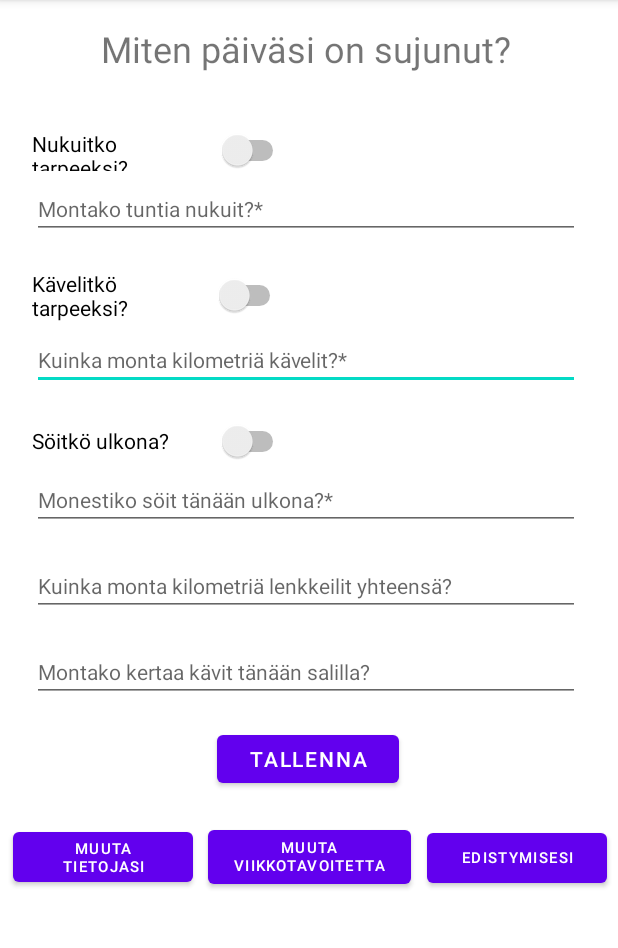
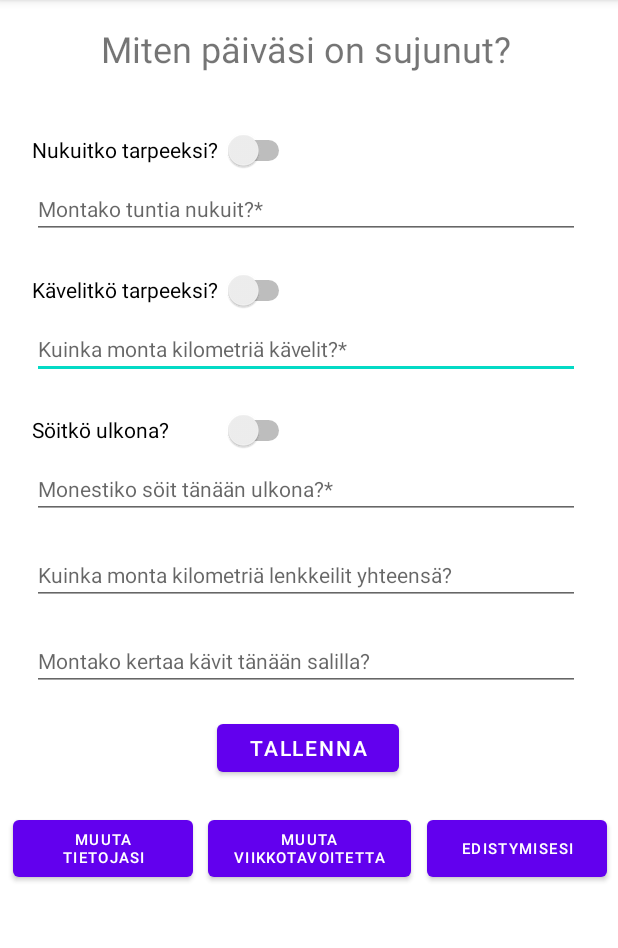
Before and after one commit to helmarhelle/MobTsProjekti, an Android app: the LomakeActivity screen opened directly, with no data from a screen before it, on a phone screen of 412 x 824 dp, the part 84-1032 px from its top. Run offline under Robolectric (Android 15) with nearby library versions, the phone set to English and light mode, and no system bars; 2 statements that could not run were skipped.

Commit message:
Asioiden parantelua.

```diff
--- a/app/src/main/java/fi/helmarhelle/mobtsprojekti/LomakeActivity.java
+++ b/app/src/main/java/fi/helmarhelle/mobtsprojekti/LomakeActivity.java
@@ -3,8 +3,10 @@ package fi.helmarhelle.mobtsprojekti;
 import androidx.appcompat.app.AppCompatActivity;
 
 import android.content.Intent;
+import android.content.res.ColorStateList;
 import android.os.Bundle;
 import android.widget.Button;
+import android.widget.EditText;
 import android.widget.Switch;
 import android.widget.TextView;
 import android.widget.Toast;
@@ -12,7 +14,8 @@ import android.widget.Toast;
 public class LomakeActivity extends AppCompatActivity {
 
     Switch uniSwitch, liikuntaSwitch, syontiSwitch;
-    TextView uniTeksti, liikuntaTeksti, syontiTeksti, lenkkiTeksti, saliTeksti;
+    EditText uniTeksti, liikuntaTeksti, syontiTeksti, lenkkiTeksti, saliTeksti;
+    TextView otsikko;
     Button tallennusButton, edistymisButton, viikkotavoiteButton, tietojenmuutosButton;
     Viikkotavoitetietokanta viikkotavoitetietokanta;
     Paivalomaketietokanta paivalomaketietokanta;
@@ -30,6 +33,7 @@ public class LomakeActivity extends AppCompatActivity {
         liikuntaSwitch = findViewById(R.id.liikuntaSwitch);
         syontiSwitch = findViewById(R.id.syontiSwitch);
 
+        otsikko = findViewById(R.id.otsikko_lomakeaktiviteetti);
         uniTeksti = findViewById(R.id.uniText);
         liikuntaTeksti = findViewById(R.id.liikuntaText);
         syontiTeksti = findViewById(R.id.ulkonaSyontiText);
@@ -102,6 +106,8 @@ public class LomakeActivity extends AppCompatActivity {
             if (onnistuiko) {
                 if (paivalomaketietokanta.lisaaTiedot(paivaLomake, LomakeActivity.this)) {
                     Toast.makeText(LomakeActivity.this, "Tietojen tallennus onnistui", Toast.LENGTH_SHORT).show();
+
+                    otsikko.setText(R.string.lomake_otsikko_tayttetty);
                     uniSwitch.setEnabled(false);
                     uniTeksti.setEnabled(false);
                     liikuntaSwitch.setEnabled(false);
@@ -130,7 +136,7 @@ public class LomakeActivity extends AppCompatActivity {
         });
 
         edistymisButton.setOnClickListener(v -> {
-            Intent intent = new Intent(LomakeActivity.this, MainActivity.class);
+            Intent intent = new Intent(LomakeActivity.this, ViikonEdistyminen.class);
             startActivity(intent);
         });
 
@@ -143,6 +149,7 @@ public class LomakeActivity extends AppCompatActivity {
     protected void onResume() {
         super.onResume();
         if (paivalomaketietokanta.onkoLomakettaTallePaivalle()) {
+            otsikko.setText(R.string.lomake_otsikko_tayttetty);
             uniSwitch.setEnabled(false);
             uniTeksti.setEnabled(false);
             liikuntaSwitch.setEnabled(false);
@@ -153,6 +160,7 @@ public class LomakeActivity extends AppCompatActivity {
             saliTeksti.setEnabled(false);
             tallennusButton.setEnabled(false);
         } else {
+            otsikko.setText(R.string.lomake_otsikko);
             uniSwitch.setEnabled(true);
             uniTeksti.setEnabled(true);
             liikuntaSwitch.setEnabled(true);
--- a/app/src/main/res/layout/activity_lomake.xml
+++ b/app/src/main/res/layout/activity_lomake.xml
@@ -22,7 +22,7 @@
 
     <Switch
         android:id="@+id/syontiSwitch"
-        android:layout_width="171dp"
+        android:layout_width="175dp"
         android:layout_height="28dp"
         android:layout_marginTop="20dp"
         android:text="@string/lomake_syonti_switch"
@@ -73,8 +73,8 @@
 
     <Switch
         android:id="@+id/liikuntaSwitch"
-        android:layout_width="169dp"
-        android:layout_height="35dp"
+        android:layout_width="175dp"
+        android:layout_height="28dp"
         android:layout_marginTop="20dp"
         android:text="@string/lomake_liikunta_switch"
         app:layout_constraintStart_toStartOf="@+id/liikuntaText"
@@ -83,7 +83,7 @@
     <Button
         android:id="@+id/button_Graafeihin"
         android:layout_width="120dp"
-        android:layout_height="45dp"
+        android:layout_height="50dp"
         android:text="@string/lomake_aktiviteetinvaihto_edistyminen"
         android:textAlignment="center"
         android:textSize="10sp"
@@ -97,7 +97,7 @@
     <Button
         android:id="@+id/button_kayttajan_tietoihin"
         android:layout_width="120dp"
-        android:layout_height="45dp"
+        android:layout_height="50dp"
         android:text="@string/lomake_aktiviteetinvaihto_kayttajantiedot"
         android:textAlignment="center"
         android:textSize="10sp"
@@ -108,7 +108,7 @@
         app:layout_constraintTop_toTopOf="@+id/button_Tavoitteenasetukseen" />
 
     <TextView
-        android:id="@+id/textView"
+        android:id="@+id/otsikko_lomakeaktiviteetti"
         android:layout_width="273dp"
         android:layout_height="46dp"
         android:layout_marginTop="16dp"
@@ -122,7 +122,7 @@
     <Button
         android:id="@+id/button_Tavoitteenasetukseen"
         android:layout_width="135dp"
-        android:layout_height="wrap_content"
+        android:layout_height="50dp"
         android:text="@string/lomake_aktiviteetinvaihto_viikkotavoite"
         android:textAlignment="center"
         android:textSize="10sp"
@@ -148,12 +148,12 @@
 
     <Switch
         android:id="@+id/uniSwitch"
-        android:layout_width="171dp"
+        android:layout_width="175dp"
         android:layout_height="28dp"
         android:layout_marginTop="24dp"
         android:text="@string/lomake_uni_switch"
         app:layout_constraintStart_toStartOf="@+id/uniText"
-        app:layout_constraintTop_toBottomOf="@+id/textView" />
+        app:layout_constraintTop_toBottomOf="@+id/otsikko_lomakeaktiviteetti" />
 
     <Button
         android:id="@+id/tallennusButton_lomake"
--- a/app/src/main/res/values/strings.xml
+++ b/app/src/main/res/values/strings.xml
@@ -22,6 +22,7 @@
 
     <!--Lomakeaktiviteetti-->
     <string name="lomake_otsikko">Miten päiväsi on sujunut?</string>
+    <string name="lomake_otsikko_tayttetty">Päivä tallennettu! :)</string>
     <string name="lomake_aktiviteetinvaihto_kayttajantiedot">Muuta tietojasi</string>
     <string name="lomake_aktiviteetinvaihto_viikkotavoite">Muuta viikkotavoitetta</string>
     <string name="lomake_aktiviteetinvaihto_edistyminen">Edistymisesi</string>
```
Also changed, not shown: app/src/main/AndroidManifest.xml (+8 -2 lines).
